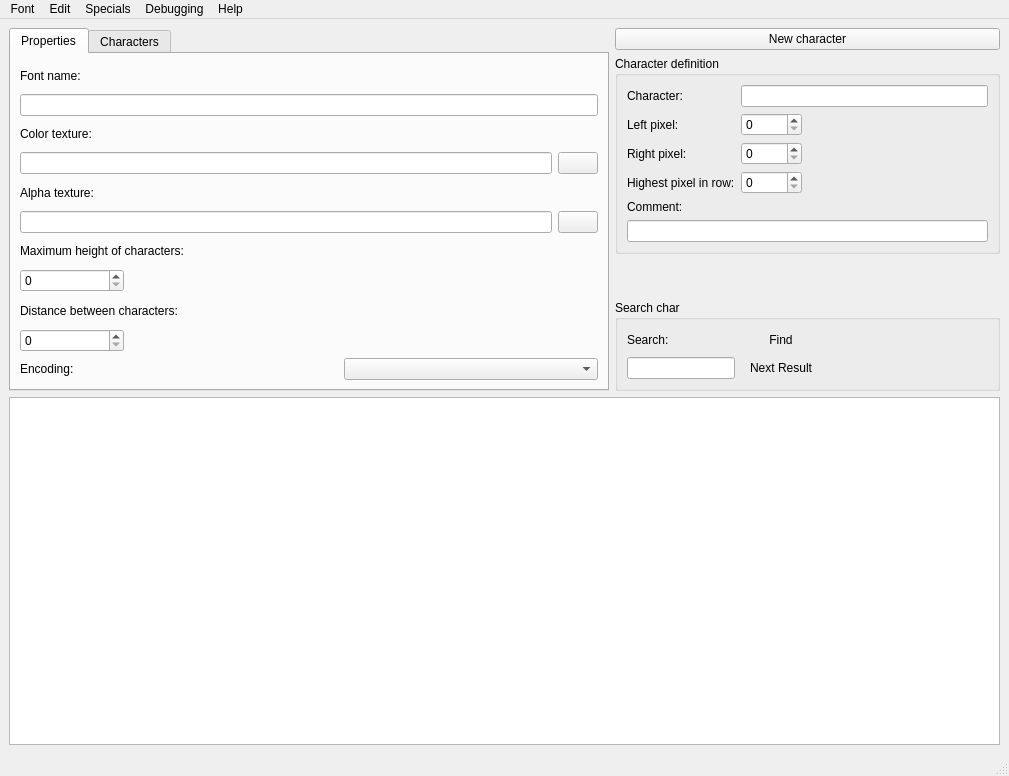
Qt form OTModules/wfonts.ui (pietr26/OMSI-Tools) before a commit.
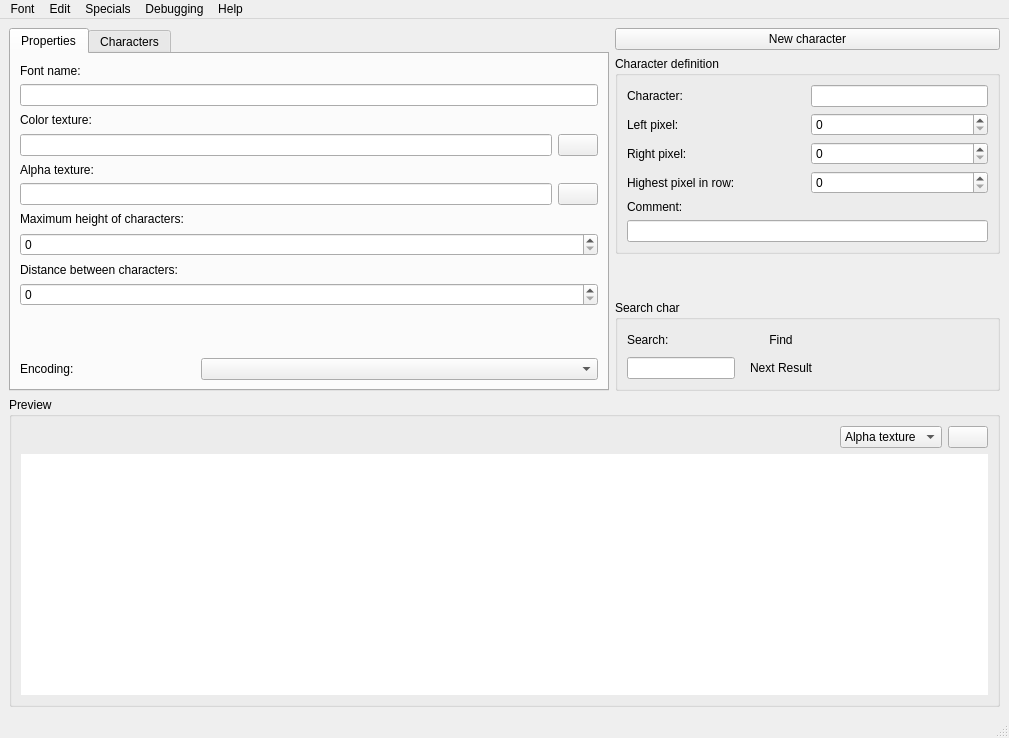
The same form after that commit. Icons and pictures are not drawn.

Commit message: Added texture preview

The edit to the form file:
```diff
--- a/OTModules/wfonts.ui
+++ b/OTModules/wfonts.ui
@@ -7,7 +7,7 @@
     <x>0</x>
     <y>0</y>
     <width>1009</width>
-    <height>776</height>
+    <height>738</height>
    </rect>
   </property>
   <property name="acceptDrops">
@@ -55,18 +55,8 @@
            </attribute>
            <layout class="QVBoxLayout" name="verticalLayout_6">
             <item>
-             <layout class="QGridLayout" name="gridLayout">
-              <item row="6" column="0" colspan="6">
-               <widget class="QLabel" name="lblMaxHeigthOfChars">
-                <property name="toolTip">
-                 <string/>
-                </property>
-                <property name="text">
-                 <string>Maximum height of characters:</string>
-                </property>
-               </widget>
-              </item>
-              <item row="4" column="0" colspan="6">
+             <layout class="QGridLayout" name="gridLayout_4">
+              <item row="4" column="1" colspan="4">
                <widget class="QLabel" name="lblAlphaTexture">
                 <property name="toolTip">
                  <string/>
@@ -79,50 +69,43 @@
                 </property>
                </widget>
               </item>
-              <item row="5" column="5">
-               <widget class="QPushButton" name="btnAlphaTexture">
-                <property name="sizePolicy">
-                 <sizepolicy hsizetype="Fixed" vsizetype="Fixed">
-                  <horstretch>0</horstretch>
-                  <verstretch>0</verstretch>
-                 </sizepolicy>
-                </property>
+              <item row="6" column="1" colspan="4">
+               <widget class="QLabel" name="lblMaxHeigthOfChars">
                 <property name="toolTip">
                  <string/>
                 </property>
                 <property name="text">
-                 <string/>
+                 <string>Maximum height of characters:</string>
                 </property>
-                <property name="icon">
-                 <iconset resource="../ressources.qrc">
-                  <normaloff>:/rec/data/icons/iconOpen.svg</normaloff>:/rec/data/icons/iconOpen.svg</iconset>
-                </property>
                </widget>
               </item>
-              <item row="2" column="0" colspan="6">
-               <widget class="QLabel" name="lblColorTexture">
-                <property name="toolTip">
-                 <string/>
-                </property>
-                <property name="text">
-                 <string>Color texture:</string>
-                </property>
-                <property name="buddy">
-                 <cstring>ledColorTexture</cstring>
-                </property>
-               </widget>
-              </item>
-              <item row="10" column="3" colspan="3">
-               <widget class="QComboBox" name="cobxEncoding">
+              <item row="12" column="1">
+               <widget class="QLabel" name="lblEncoding">
                 <property name="toolTip">
                  <string>Set the encoding for the font file. The encoding UTF-8 is not recommended for OMSI unless it contains characters that are not present in ANSI.</string>
                 </property>
+                <property name="text">
+                 <string>Encoding:</string>
+                </property>
+                <property name="buddy">
+                 <cstring>cobxEncoding</cstring>
+                </property>
                </widget>
               </item>
-              <item row="3" column="5">
+              <item row="8" column="1" colspan="4">
+               <widget class="QLabel" name="lblDistanceBetweenChars">
+                <property name="toolTip">
+                 <string/>
+                </property>
+                <property name="text">
+                 <string>Distance between characters:</string>
+                </property>
+               </widget>
+              </item>
+              <item row="3" column="4">
                <widget class="QPushButton" name="btnColorTexture">
                 <property name="sizePolicy">
-                 <sizepolicy hsizetype="Fixed" vsizetype="Fixed">
+                 <sizepolicy hsizetype="Maximum" vsizetype="Maximum">
                   <horstretch>0</horstretch>
                   <verstretch>0</verstretch>
                  </sizepolicy>
@@ -139,28 +122,14 @@
                 </property>
                </widget>
               </item>
-              <item row="9" column="0">
+              <item row="9" column="1" colspan="4">
                <widget class="QSpinBox" name="sbxDistanceBetweenChars">
                 <property name="maximum">
                  <number>10000</number>
                 </property>
                </widget>
               </item>
-              <item row="3" column="0" colspan="5">
-               <widget class="QLineEdit" name="ledColorTexture">
-                <property name="toolTip">
-                 <string/>
-                </property>
-               </widget>
-              </item>
-              <item row="1" column="0" colspan="6">
-               <widget class="QLineEdit" name="ledFontName">
-                <property name="toolTip">
-                 <string/>
-                </property>
-               </widget>
-              </item>
-              <item row="7" column="0">
+              <item row="7" column="1" colspan="4">
                <widget class="QSpinBox" name="sbxMaxHeigthOfChars">
                 <property name="buttonSymbols">
                  <enum>QAbstractSpinBox::UpDownArrows</enum>
@@ -182,63 +151,54 @@
                 </property>
                </widget>
               </item>
-              <item row="10" column="0" colspan="3">
-               <widget class="QLabel" name="lblEncoding">
+              <item row="1" column="1" colspan="4">
+               <widget class="QLineEdit" name="ledFontName">
                 <property name="toolTip">
-                 <string>Set the encoding for the font file. The encoding UTF-8 is not recommended for OMSI unless it contains characters that are not present in ANSI.</string>
+                 <string/>
+                </property>
+               </widget>
+              </item>
+              <item row="2" column="1" colspan="4">
+               <widget class="QLabel" name="lblColorTexture">
+                <property name="toolTip">
+                 <string/>
                 </property>
                 <property name="text">
-                 <string>Encoding:</string>
+                 <string>Color texture:</string>
                 </property>
                 <property name="buddy">
-                 <cstring>cobxEncoding</cstring>
+                 <cstring>ledColorTexture</cstring>
                 </property>
                </widget>
               </item>
-              <item row="7" column="1" colspan="5">
-               <spacer name="horizontalSpacer_2">
-                <property name="orientation">
-                 <enum>Qt::Horizontal</enum>
-                </property>
-                <property name="sizeHint" stdset="0">
-                 <size>
-                  <width>40</width>
-                  <height>20</height>
-                 </size>
-                </property>
-               </spacer>
-              </item>
-              <item row="9" column="1" colspan="5">
-               <spacer name="horizontalSpacer_6">
-                <property name="orientation">
-                 <enum>Qt::Horizontal</enum>
-                </property>
-                <property name="sizeHint" stdset="0">
-                 <size>
-                  <width>40</width>
-                  <height>20</height>
-                 </size>
-                </property>
-               </spacer>
-              </item>
-              <item row="5" column="0" colspan="5">
+              <item row="5" column="1" colspan="3">
                <widget class="QLineEdit" name="ledAlphaTexture">
                 <property name="toolTip">
                  <string/>
                 </property>
                </widget>
               </item>
-              <item row="8" column="0" colspan="6">
-               <widget class="QLabel" name="lblDistanceBetweenChars">
+              <item row="5" column="4">
+               <widget class="QPushButton" name="btnAlphaTexture">
+                <property name="sizePolicy">
+                 <sizepolicy hsizetype="Maximum" vsizetype="Maximum">
+                  <horstretch>0</horstretch>
+                  <verstretch>0</verstretch>
+                 </sizepolicy>
+                </property>
                 <property name="toolTip">
                  <string/>
                 </property>
                 <property name="text">
-                 <string>Distance between characters:</string>
+                 <string/>
+                </property>
+                <property name="icon">
+                 <iconset resource="../ressources.qrc">
+                  <normaloff>:/rec/data/icons/iconOpen.svg</normaloff>:/rec/data/icons/iconOpen.svg</iconset>
                 </property>
                </widget>
               </item>
-              <item row="0" column="0" colspan="6">
+              <item row="0" column="1" colspan="4">
                <widget class="QLabel" name="lblFontName">
                 <property name="toolTip">
                  <string/>
@@ -251,6 +211,36 @@
                 </property>
                </widget>
               </item>
+              <item row="3" column="1" colspan="3">
+               <widget class="QLineEdit" name="ledColorTexture">
+                <property name="toolTip">
+                 <string/>
+                </property>
+               </widget>
+              </item>
+              <item row="10" column="1" rowspan="2" colspan="4">
+               <spacer name="verticalSpacer_2">
+                <property name="orientation">
+                 <enum>Qt::Vertical</enum>
+                </property>
+                <property name="sizeHint" stdset="0">
+                 <size>
+                  <width>20</width>
+                  <height>40</height>
+                 </size>
+                </property>
+               </spacer>
+              </item>
+              <item row="12" column="2" colspan="3">
+               <widget class="QComboBox" name="cobxEncoding">
+                <property name="toolTip">
+                 <string>Set the encoding for the font file. The encoding UTF-8 is not recommended for OMSI unless it contains characters that are not present in ANSI.</string>
+                </property>
+                <property name="sizeAdjustPolicy">
+                 <enum>QComboBox::AdjustToContents</enum>
+                </property>
+               </widget>
+              </item>
              </layout>
             </item>
            </layout>
@@ -437,7 +427,7 @@
           <layout class="QVBoxLayout" name="verticalLayout_2">
            <item>
             <layout class="QGridLayout" name="gridLayout_2">
-             <item row="9" column="0" colspan="4">
+             <item row="7" column="0" colspan="4">
               <widget class="QLineEdit" name="ledComment">
                <property name="enabled">
                 <bool>true</bool>
@@ -447,78 +437,6 @@
                </property>
               </widget>
              </item>
-             <item row="0" column="2" colspan="2">
-              <widget class="QLineEdit" name="ledCharacter">
-               <property name="enabled">
-                <bool>true</bool>
-               </property>
-               <property name="toolTip">
-                <string/>
-               </property>
-               <property name="maxLength">
-                <number>1</number>
-               </property>
-               <property name="cursorMoveStyle">
-                <enum>Qt::LogicalMoveStyle</enum>
-               </property>
-               <property name="clearButtonEnabled">
-                <bool>false</bool>
-               </property>
-              </widget>
-             </item>
-             <item row="8" column="0" colspan="4">
-              <widget class="QLabel" name="lblComment">
-               <property name="toolTip">
-                <string/>
-               </property>
-               <property name="text">
-                <string>Comment:</string>
-               </property>
-               <property name="buddy">
-                <cstring>ledComment</cstring>
-               </property>
-              </widget>
-             </item>
-             <item row="2" column="3" rowspan="3">
-              <spacer name="horizontalSpacer_7">
-               <property name="orientation">
-                <enum>Qt::Horizontal</enum>
-               </property>
-               <property name="sizeHint" stdset="0">
-                <size>
-                 <width>40</width>
-                 <height>20</height>
-                </size>
-               </property>
-              </spacer>
-             </item>
-             <item row="2" column="2" rowspan="3">
-              <widget class="QSpinBox" name="sbxRightPixel">
-               <property name="maximum">
-                <number>10000</number>
-               </property>
-              </widget>
-             </item>
-             <item row="1" column="2">
-              <widget class="QSpinBox" name="sbxLeftPixel">
-               <property name="maximum">
-                <number>10000</number>
-               </property>
-              </widget>
-             </item>
-             <item row="1" column="3">
-              <spacer name="horizontalSpacer_4">
-               <property name="orientation">
-                <enum>Qt::Horizontal</enum>
-               </property>
-               <property name="sizeHint" stdset="0">
-                <size>
-                 <width>40</width>
-                 <height>20</height>
-                </size>
-               </property>
-              </spacer>
-             </item>
              <item row="0" column="0" colspan="2">
               <widget class="QLabel" name="lblCharacter">
                <property name="toolTip">
@@ -532,17 +450,20 @@
                </property>
               </widget>
              </item>
-             <item row="1" column="0" colspan="2">
-              <widget class="QLabel" name="lblLeftPixel">
+             <item row="6" column="0" colspan="4">
+              <widget class="QLabel" name="lblComment">
                <property name="toolTip">
                 <string/>
                </property>
                <property name="text">
-                <string>Left pixel:</string>
+                <string>Comment:</string>
+               </property>
+               <property name="buddy">
+                <cstring>ledComment</cstring>
                </property>
               </widget>
              </item>
-             <item row="2" column="0" rowspan="3" colspan="2">
+             <item row="2" column="0" rowspan="2" colspan="2">
               <widget class="QLabel" name="lblRightPixel">
                <property name="toolTip">
                 <string/>
@@ -552,27 +473,7 @@
                </property>
               </widget>
              </item>
-             <item row="5" column="2" rowspan="3">
-              <widget class="QSpinBox" name="sbxHighestPixelInFontRow">
-               <property name="maximum">
-                <number>10000</number>
-               </property>
-              </widget>
-             </item>
-             <item row="5" column="3" rowspan="3">
-              <spacer name="horizontalSpacer_8">
-               <property name="orientation">
-                <enum>Qt::Horizontal</enum>
-               </property>
-               <property name="sizeHint" stdset="0">
-                <size>
-                 <width>40</width>
-                 <height>20</height>
-                </size>
-               </property>
-              </spacer>
-             </item>
-             <item row="5" column="0" rowspan="3" colspan="2">
+             <item row="4" column="0" rowspan="2" colspan="2">
               <widget class="QLabel" name="lblHighestPixelInFontRow">
                <property name="font">
                 <font>
@@ -587,6 +488,56 @@
                </property>
               </widget>
              </item>
+             <item row="0" column="2" colspan="2">
+              <widget class="QLineEdit" name="ledCharacter">
+               <property name="enabled">
+                <bool>true</bool>
+               </property>
+               <property name="toolTip">
+                <string/>
+               </property>
+               <property name="maxLength">
+                <number>1</number>
+               </property>
+               <property name="cursorMoveStyle">
+                <enum>Qt::LogicalMoveStyle</enum>
+               </property>
+               <property name="clearButtonEnabled">
+                <bool>false</bool>
+               </property>
+              </widget>
+             </item>
+             <item row="1" column="0" colspan="2">
+              <widget class="QLabel" name="lblLeftPixel">
+               <property name="toolTip">
+                <string/>
+               </property>
+               <property name="text">
+                <string>Left pixel:</string>
+               </property>
+              </widget>
+             </item>
+             <item row="4" column="2" rowspan="2" colspan="2">
+              <widget class="QSpinBox" name="sbxHighestPixelInFontRow">
+               <property name="maximum">
+                <number>10000</number>
+               </property>
+              </widget>
+             </item>
+             <item row="2" column="2" rowspan="2" colspan="2">
+              <widget class="QSpinBox" name="sbxRightPixel">
+               <property name="maximum">
+                <number>10000</number>
+               </property>
+              </widget>
+             </item>
+             <item row="1" column="2" colspan="2">
+              <widget class="QSpinBox" name="sbxLeftPixel">
+               <property name="maximum">
+                <number>10000</number>
+               </property>
+              </widget>
+             </item>
             </layout>
            </item>
           </layout>
@@ -719,7 +670,83 @@
      </layout>
     </item>
     <item>
-     <widget class="QGraphicsView" name="grvAlphatexture"/>
+     <widget class="QGroupBox" name="gbxPreview">
+      <property name="title">
+       <string>Preview</string>
+      </property>
+      <layout class="QVBoxLayout" name="verticalLayout_8">
+       <item>
+        <layout class="QHBoxLayout" name="horizontalLayout_2">
+         <item>
+          <spacer name="horizontalSpacer_2">
+           <property name="orientation">
+            <enum>Qt::Horizontal</enum>
+           </property>
+           <property name="sizeHint" stdset="0">
+            <size>
+             <width>40</width>
+             <height>20</height>
+            </size>
+           </property>
+          </spacer>
+         </item>
+         <item>
+          <widget class="QComboBox" name="cobxPreviewOptions">
+           <property name="currentIndex">
+            <number>0</number>
+           </property>
+           <property name="sizeAdjustPolicy">
+            <enum>QComboBox::AdjustToContents</enum>
+           </property>
+           <item>
+            <property name="text">
+             <string>Alpha texture</string>
+            </property>
+           </item>
+           <item>
+            <property name="text">
+             <string>Color texture</string>
+            </property>
+           </item>
+          </widget>
+         </item>
+         <item>
+          <widget class="QPushButton" name="btnReloadTexPreview">
+           <property name="sizePolicy">
+            <sizepolicy hsizetype="Maximum" vsizetype="Maximum">
+             <horstretch>0</horstretch>
+             <verstretch>0</verstretch>
+            </sizepolicy>
+           </property>
+           <property name="toolTip">
+            <string>Reload texture preview</string>
+           </property>
+           <property name="text">
+            <string/>
+           </property>
+           <property name="icon">
+            <iconset resource="../ressources.qrc">
+             <normaloff>:/rec/data/icons/iconRedo.svg</normaloff>:/rec/data/icons/iconRedo.svg</iconset>
+           </property>
+          </widget>
+         </item>
+        </layout>
+       </item>
+       <item>
+        <widget class="QGraphicsView" name="grvTexPreview">
+         <property name="frameShape">
+          <enum>QFrame::NoFrame</enum>
+         </property>
+         <property name="frameShadow">
+          <enum>QFrame::Sunken</enum>
+         </property>
+         <property name="renderHints">
+          <set>QPainter::Antialiasing|QPainter::LosslessImageRendering|QPainter::SmoothPixmapTransform|QPainter::TextAntialiasing</set>
+         </property>
+        </widget>
+       </item>
+      </layout>
+     </widget>
     </item>
    </layout>
   </widget>
```
Left out of the diff: 6 changed lines with no effect on the pictures. The commit also changes 2 other files.
